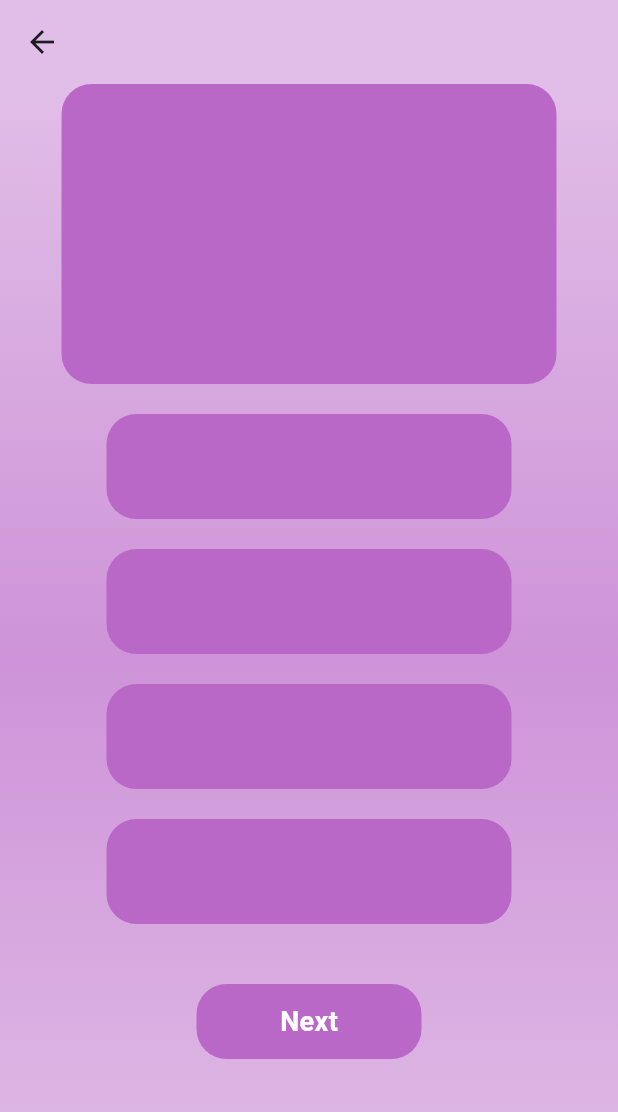
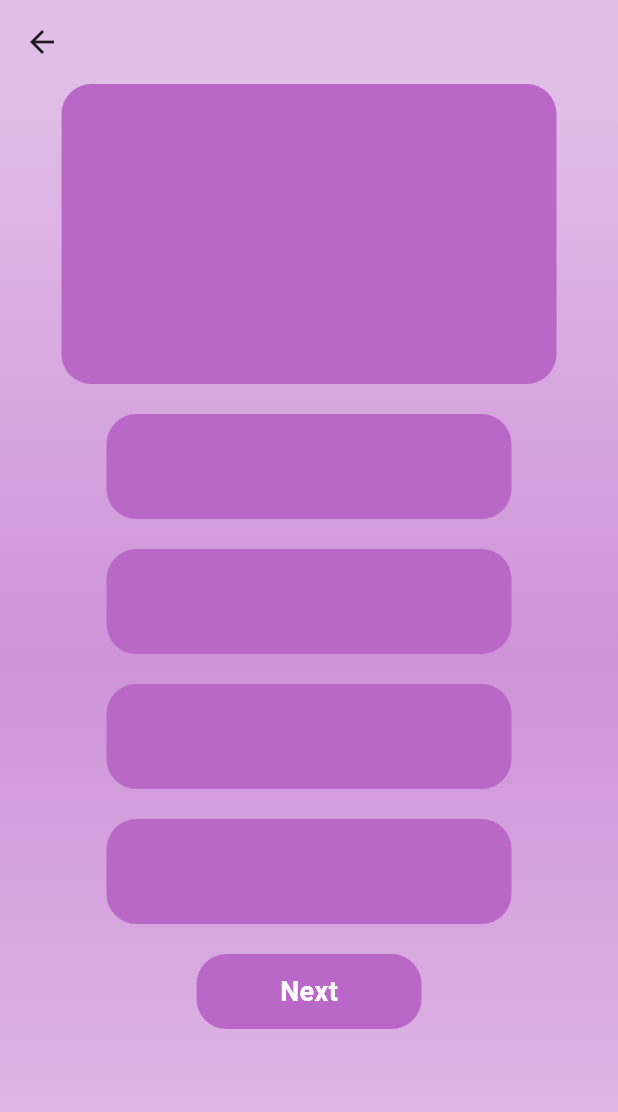
Before and after one commit to sohasara/Quiz-App, a Flutter app: the SportsPage screen opened directly, on a phone screen of 412 x 824 dp. Shown: the top 1112 px of the screen. Run offline on Flutter 3.47's test engine with Material 3 defaults, Android fonts, the phone set to English and light mode, and no system bars.

Commit message:
chnage height

```diff
--- a/lib/ui/details/sports.dart
+++ b/lib/ui/details/sports.dart
@@ -44,7 +44,7 @@ class SportsPage extends StatelessWidget {
             ),
             SizedBox(
               width: 270,
-              height: 400,
+              height: 380,
               child: ListView.builder(
                 itemCount: 4,
                 itemBuilder: (context, index) {
```
